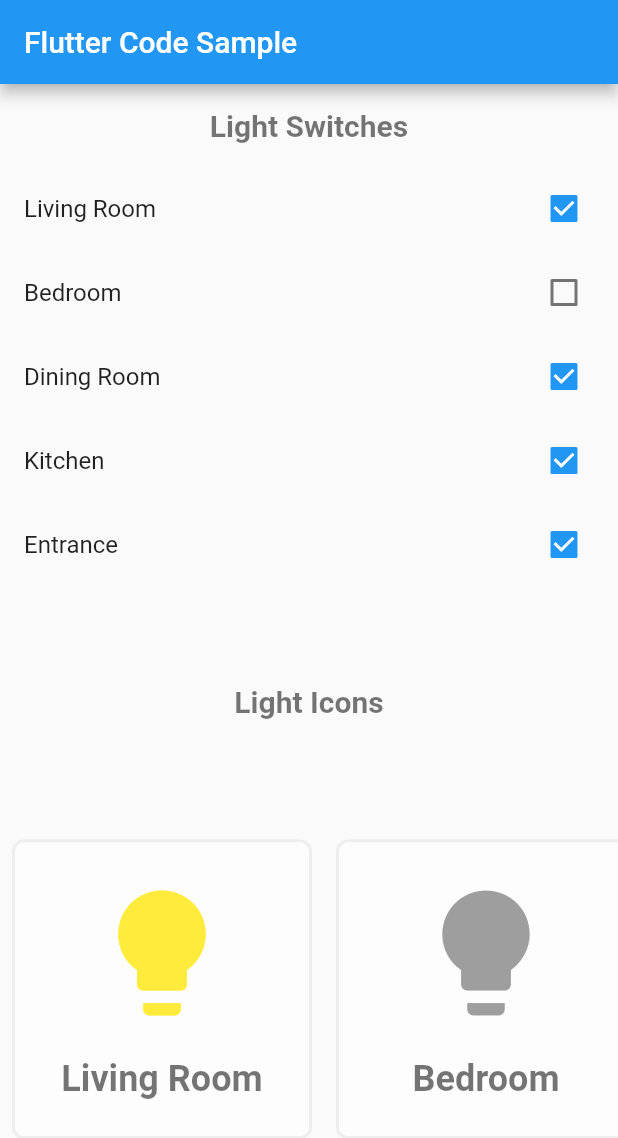
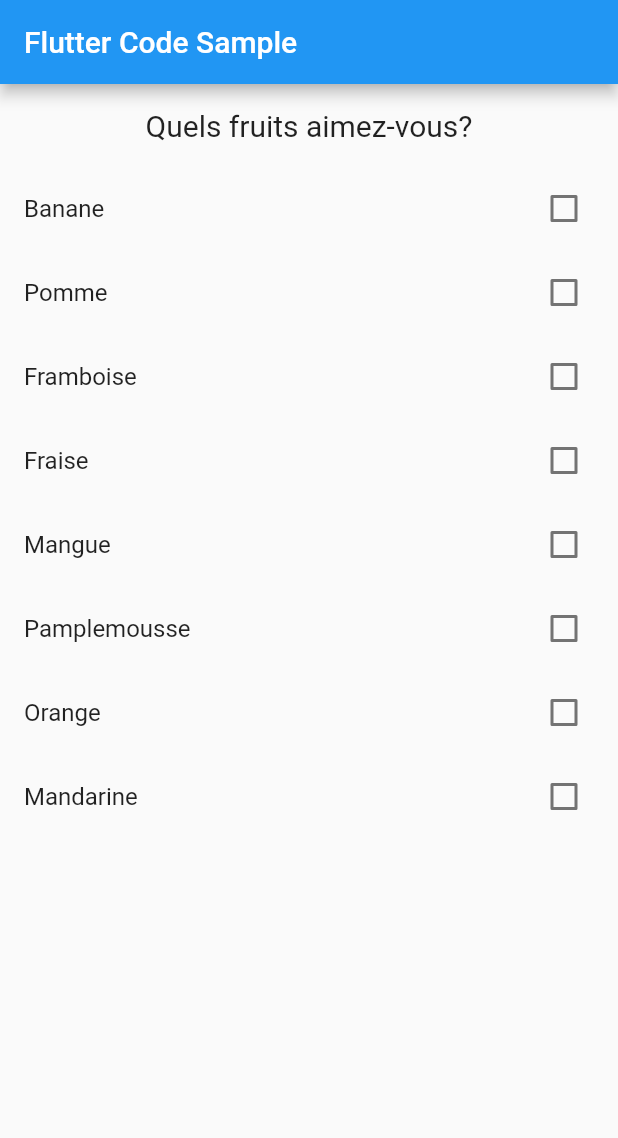
Before and after one commit to kferron24/flutterGroup, a Flutter app: the screen it shows after launch, on a phone screen of 412 x 824 dp. Shown: the top 1138 px of the screen. Run offline on Flutter 3.47's test engine with Material 2 defaults, Android fonts, the phone set to English and light mode, and no system bars.

Commit message:
Merging MultipleChoice

```diff
--- a/flutter_application_1/lib/MultipleChoiceQuestion.dart
+++ b/flutter_application_1/lib/MultipleChoiceQuestion.dart
@@ -1,71 +1,54 @@
 import 'package:flutter/material.dart';
 
 
-class MyHomePage extends StatefulWidget {
-  final String title;
+class MultipleChoiceQuestion extends StatefulWidget {
+  final String? question;
+  final int questionID;
+  final List<String> possibleAnswers;
 
-  const MyHomePage({this.title = 'Demo'});
+
+  const MultipleChoiceQuestion(
+    {super.key,
+    required this.question,
+    required this.questionID,
+    required this.possibleAnswers,
+  });
+
 
   @override
-  _MyHomePageState createState() => _MyHomePageState();
+  State<MultipleChoiceQuestion> createState() => _MultipleChoiceQuestionState();
 }
 
-class _MyHomePageState extends State<MyHomePage> {
-  Map<String, bool?> lightSwitches = {
-    'Living Room': true,
-    'Bedroom': false,
-    'Dining Room': true,
-    'Kitchen': true,
-    'Entrance': true,
-  };
-
+class _MultipleChoiceQuestionState extends State<MultipleChoiceQuestion> {
   @override
   Widget build(BuildContext context) {
+    Map<String,bool> mapAnswers = {for (var item in widget.possibleAnswers) item : false};
     return Center(
           child: Column(children: [
           Container(
             padding: const EdgeInsets.all(16.0),
-            child: const Text('Light Switches',
-                style: TextStyle(
-                    fontWeight: FontWeight.bold,
-                    fontSize: 20.0,
-                    color: Colors.black54)),
+            child:
+              Text(
+                widget.question!,
+                style: const TextStyle(
+                  fontSize: 20,
+                ),
+              ),
           ),
           Expanded(
               flex: 1,
               child: SingleChildScrollView(
                 scrollDirection: Axis.vertical,
                 child: Column(
-                  children: lightSwitches.keys
-                      .map((roomName) => CheckboxListTile(
-                            title: Text(roomName),
-                            value: lightSwitches[roomName],
+                  children: mapAnswers.keys
+                      .map((answer) => CheckboxListTile(
+                            title: Text(answer),
+                            value: mapAnswers[answer],
                             onChanged: (bool? value) {
                               setState(() {
-                                lightSwitches[roomName] = value;
+                                mapAnswers[answer] = value!;
                               });
                             },
-                          ))
-                      .toList(),
-                ),
-              )),
-          Container(
-            padding: const EdgeInsets.all(16.0),
-            child: const Text('Light Icons',
-                style: TextStyle(
-                    fontWeight: FontWeight.bold,
-                    fontSize: 20.0,
-                    color: Colors.black54)),
-          ),
-          Expanded(
-              flex: 1,
-              child: SingleChildScrollView(
-                scrollDirection: Axis.horizontal,
-                child: Row(
-                  children: lightSwitches.keys
-                      .map((roomName) => LightBulbCard(
-                            room: roomName,
-                            on: lightSwitches[roomName],
                           ))
                       .toList(),
                 ),
@@ -73,56 +56,3 @@ class _MyHomePageState extends State<MyHomePage> {
         ]));
   }
 }
-
-class LightBulbCard extends StatelessWidget {
-  const LightBulbCard({super.key,
-    this.on = true,
-    this.room = 'Room Name',
-  });
-
-  final bool? on;
-  final String room;
-
-  @override
-  Widget build(BuildContext context) {
-    return Container(
-      decoration: BoxDecoration(
-        border: Border.all(color: const Color(0xffeeeeee), width: 2.0),
-        color: Colors.white38,
-        borderRadius: const BorderRadius.all(Radius.circular(8.0)),
-        boxShadow: const [
-          BoxShadow(
-            color: Colors.white10,
-            blurRadius: 4,
-            spreadRadius: 2,
-            offset: Offset(0, 2),
-          ),
-        ],
-      ),
-      margin: const EdgeInsets.all(8),
-      height: 200,
-      width: 200,
-      child: Column(
-        mainAxisAlignment: MainAxisAlignment.center,
-        children: [
-          Center(
-              child: Icon(
-            Icons.lightbulb,
-            size: 100.0,
-            color: on! ? Colors.yellow : Colors.grey,
-          )),
-          const SizedBox(
-            height: 20.0,
-          ),
-          Text(
-            room,
-            style: const TextStyle(
-                fontWeight: FontWeight.bold,
-                fontSize: 24.0,
-                color: Colors.black54),
-          ),
-        ],
-      ),
-    );
-  }
-}
--- a/flutter_application_1/lib/main.dart
+++ b/flutter_application_1/lib/main.dart
@@ -17,7 +17,18 @@ class MyApp extends StatelessWidget {
       home: Scaffold(
         appBar: AppBar(title: const Text(_title)),
         body: const Center(
-          child: MyHomePage(),
+          child: MultipleChoiceQuestion(
+            question:"Quels fruits aimez-vous?",
+            questionID:1,
+            possibleAnswers:['Banane',
+              'Pomme',
+              'Framboise',
+              'Fraise',
+              'Mangue',
+              "Pamplemousse",
+              "Orange",
+              "Mandarine"]
+          ),
         ),
       ),
     );
```
